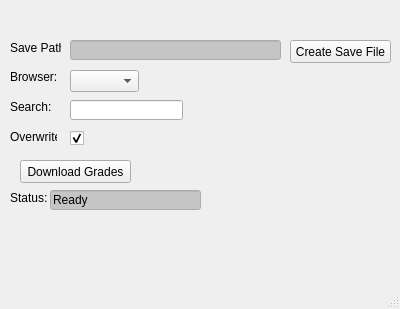
Above: gui.ui from tcmRyan/DojoMiner before the change. Below: the same form after it.
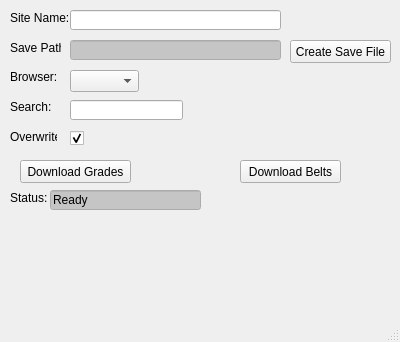
That is the form after the change.

Commit message: Small bug fixes, added support for getting belts

What changed in the file:
```diff
--- a/gui.ui
+++ b/gui.ui
@@ -7,7 +7,7 @@
     <x>0</x>
     <y>0</y>
     <width>400</width>
-    <height>309</height>
+    <height>342</height>
    </rect>
   </property>
   <property name="windowTitle">
@@ -472,6 +472,42 @@
      <bool>true</bool>
     </property>
    </widget>
+   <widget class="QPushButton" name="belts_btn">
+    <property name="geometry">
+     <rect>
+      <x>240</x>
+      <y>160</y>
+      <width>101</width>
+      <height>23</height>
+     </rect>
+    </property>
+    <property name="text">
+     <string>Download Belts</string>
+    </property>
+   </widget>
+   <widget class="QLabel" name="site_lbl">
+    <property name="geometry">
+     <rect>
+      <x>10</x>
+      <y>10</y>
+      <width>61</width>
+      <height>16</height>
+     </rect>
+    </property>
+    <property name="text">
+     <string>Site Name:</string>
+    </property>
+   </widget>
+   <widget class="QLineEdit" name="site_ln">
+    <property name="geometry">
+     <rect>
+      <x>70</x>
+      <y>10</y>
+      <width>211</width>
+      <height>20</height>
+     </rect>
+    </property>
+   </widget>
   </widget>
   <widget class="QStatusBar" name="statusbar">
    <property name="enabled">
```
The commit also changes 8 other files.
